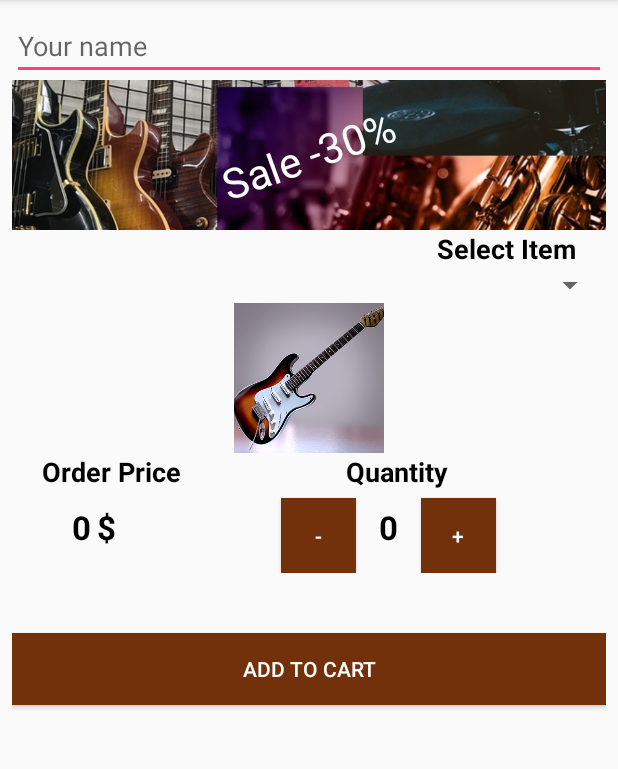
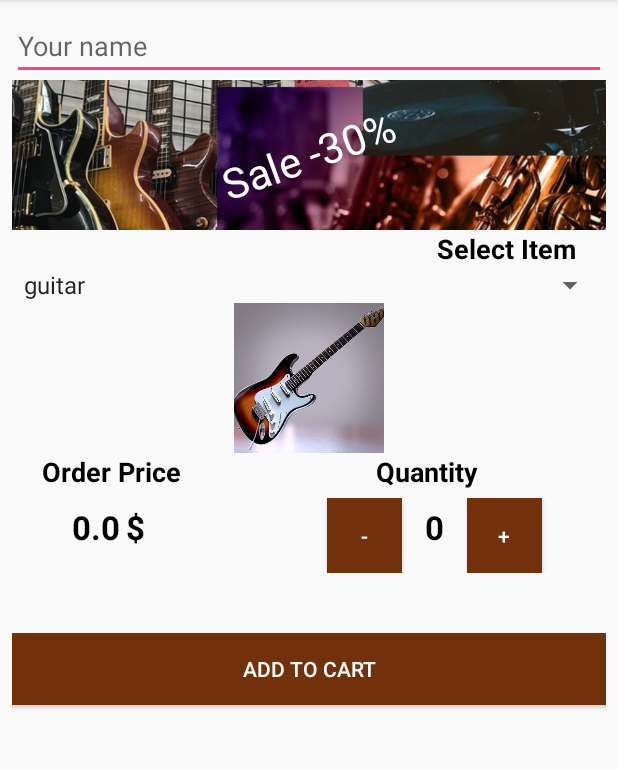
Before and after one commit to U-Ra-All/Music-Shop, an Android app: the screen it shows after launch (MainActivity), on a phone screen of 412 x 824 dp, the part 84-853 px from its top. Run offline under Robolectric (Android 15) with nearby library versions, the phone set to English and light mode, and no system bars; Roboto replaces fonts that are not available here.

Commit message:
Change goods image

```diff
--- a/app/src/main/java/com/example/android/musicshop/MainActivity.java
+++ b/app/src/main/java/com/example/android/musicshop/MainActivity.java
@@ -2,12 +2,109 @@ package com.example.android.musicshop;
 
 import android.support.v7.app.AppCompatActivity;
 import android.os.Bundle;
+import android.util.Log;
+import android.view.View;
+import android.widget.AdapterView;
+import android.widget.ArrayAdapter;
+import android.widget.ImageView;
+import android.widget.Spinner;
+import android.widget.TextView;
 
-public class MainActivity extends AppCompatActivity {
+import java.util.ArrayList;
+import java.util.HashMap;
+
+public class MainActivity extends AppCompatActivity implements AdapterView.OnItemSelectedListener {
+
+    int quantity = 0;
+    Spinner spinner;
+    ArrayList spinnerArrayList;
+    ArrayAdapter spinnerAdapter;
+
+    HashMap goodsMap;
+    String goodsName;
+    double price;
+
 
     @Override
     protected void onCreate(Bundle savedInstanceState) {
         super.onCreate(savedInstanceState);
         setContentView(R.layout.activity_main);
+
+        createSpinner();
+
+        createMap();
+
+    }
+
+    void createSpinner() {
+        spinner = findViewById(R.id.spinner);
+        spinner.setOnItemSelectedListener(this);
+        spinnerArrayList = new ArrayList();
+
+        spinnerArrayList.add("guitar");
+        spinnerArrayList.add("drums");
+        spinnerArrayList.add("keyboard");
+
+        spinnerAdapter = new ArrayAdapter(this, android.R.layout.simple_spinner_item, spinnerArrayList);
+        spinnerAdapter.setDropDownViewResource(android.R.layout.simple_spinner_dropdown_item);
+        spinner.setAdapter(spinnerAdapter);
+    }
+
+    void createMap() {
+        goodsMap = new HashMap();
+        goodsMap.put("guitar", 500.0);
+        goodsMap.put("drums", 1500.0);
+        goodsMap.put("keyboard", 1000.0);
+    }
+
+
+    public void increaseQuantity(View view) {
+        quantity = quantity + 1;
+        TextView quantityTextView = findViewById(R.id.quantityTextView);
+        quantityTextView.setText("" + quantity);
+        TextView priceTextView = findViewById(R.id.priceTextView);
+        priceTextView.setText("" + quantity * price);
+    }
+
+    public void decreaseQuantity(View view) {
+        quantity = quantity - 1;
+        if (quantity < 0) {
+            quantity = 0;
+        }
+        TextView quantityTextView = findViewById(R.id.quantityTextView);
+        quantityTextView.setText("" + quantity);
+        TextView priceTextView = findViewById(R.id.priceTextView);
+        priceTextView.setText("" + quantity * price);
+    }
+
+    @Override
+    public void onItemSelected(AdapterView<?> parent, View view, int position, long id) {
+        goodsName = spinner.getSelectedItem().toString();
+        price = (double)goodsMap.get(goodsName);
+        TextView priceTextView = findViewById(R.id.priceTextView);
+        priceTextView.setText("" + quantity * price);
+
+        ImageView goodsImageView = findViewById(R.id.goodsImageView);
+
+        switch (goodsName) {
+            case "guitar":
+                goodsImageView.setImageResource(R.drawable.guitar);
+                break;
+            case "drums":
+                goodsImageView.setImageResource(R.drawable.drums);
+                break;
+            case "keyboard":
+                goodsImageView.setImageResource(R.drawable.keyboard);
+                break;
+            default:
+                goodsImageView.setImageResource(R.drawable.guitar);
+                break;
+        }
+
+    }
+
+    @Override
+    public void onNothingSelected(AdapterView<?> parent) {
+
     }
 }
--- a/app/src/main/res/layout/activity_main.xml
+++ b/app/src/main/res/layout/activity_main.xml
@@ -50,17 +50,19 @@
         android:layout_height="wrap_content" />
 
     <Spinner
+        android:id="@+id/spinner"
         android:layout_width="match_parent"
         android:layout_height="wrap_content">
 
     </Spinner>
 
     <ImageView
+        android:id="@+id/goodsImageView"
+        android:layout_width="100dp"
+        android:layout_height="100dp"
         android:layout_gravity="center_horizontal"
-        android:src="@drawable/guitar"
         android:scaleType="centerCrop"
-        android:layout_width="100dp"
-        android:layout_height="100dp" />
+        android:src="@drawable/guitar" />
 
     <RelativeLayout
         android:layout_width="match_parent"
@@ -108,17 +110,18 @@
             android:textSize="18sp"
             android:text="Quantity"
             android:layout_toRightOf="@id/priceTitleTextView"
-            android:layout_marginStart="110dp"
+            android:layout_marginStart="130dp"
             android:layout_width="wrap_content"
             android:layout_height="wrap_content" />
 
         <Button
             android:id="@+id/minusButton"
-            android:layout_toRightOf="@id/currencyTextView"
+            android:onClick="decreaseQuantity"
+            android:layout_alignParentStart="true"
             android:layout_below="@id/quantityTitleTextView"
             android:textColor="@android:color/white"
             android:text="-"
-            android:layout_marginStart="110dp"
+            android:layout_marginStart="210dp"
             android:layout_marginTop="5dp"
             android:background="@color/colorPrimaryDark"
             android:layout_width="50dp"
@@ -139,6 +142,7 @@
 
         <Button
             android:id="@+id/plusButton"
+            android:onClick="increaseQuantity"
             android:layout_toRightOf="@id/quantityTextView"
             android:layout_below="@id/quantityTitleTextView"
             android:textColor="@android:color/white"
--- a/build.gradle
+++ b/build.gradle
@@ -7,7 +7,7 @@ buildscript {
         jcenter()
     }
     dependencies {
-        classpath 'com.android.tools.build:gradle:3.1.4'
+        classpath 'com.android.tools.build:gradle:3.2.1'
 
 
         // NOTE: Do not place your application dependencies here; they belong
```
Also changed, not shown: app/src/main/res/drawable/drums.png (added), app/src/main/res/drawable/keyboard.jpg (added), gradle/wrapper/gradle-wrapper.properties.
